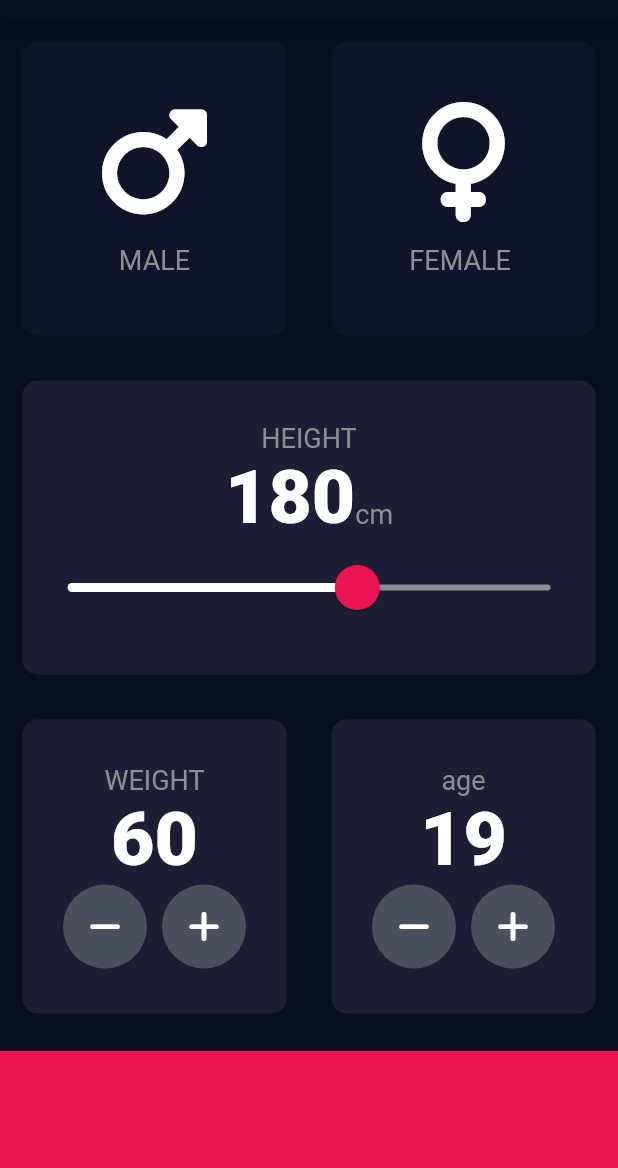
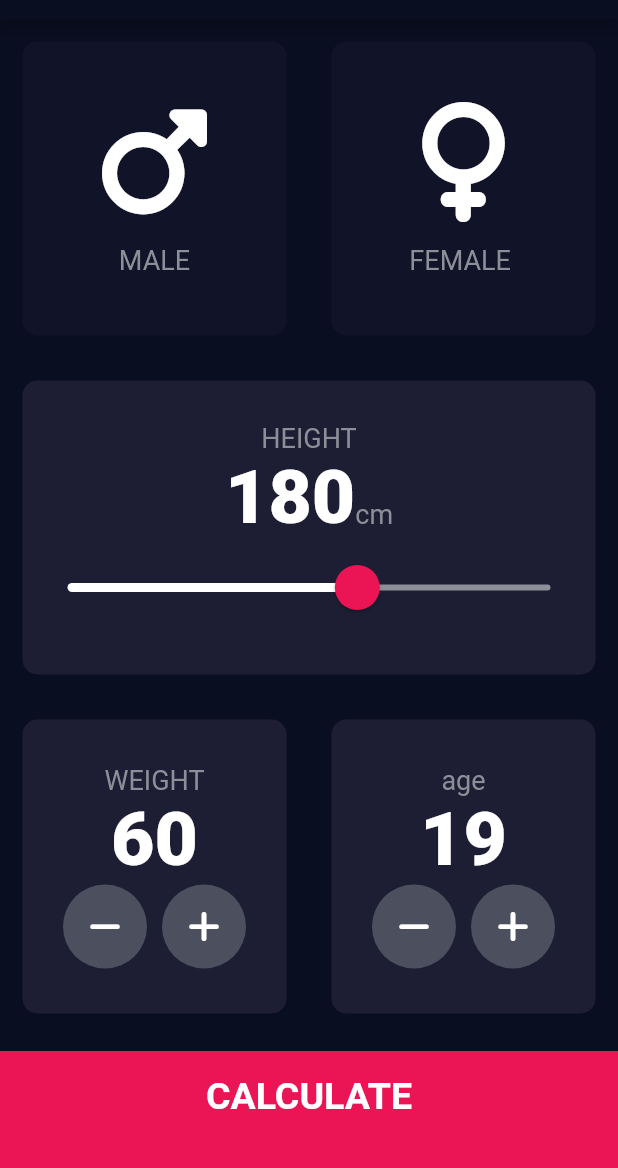
Before and after one commit to HyojunK/bmi_calculator_flutter, a Flutter app: the screen it shows after launch, on a phone screen of 412 x 824 dp, the part 65-1233 px from its top. Run offline on Flutter 3.47's test engine with Material 2 defaults, Android fonts, the phone set to English and light mode, and no system bars; our stand-ins replace font_awesome_flutter.

```diff
--- /dev/null
+++ b/lib/components/bottom_button.dart
@@ -0,0 +1,33 @@
+import 'package:flutter/material.dart';
+import 'package:bmi_calculator_flutter/constants.dart';
+
+class BottomButton extends StatelessWidget {
+  final void Function() onTap;
+  final String buttonTitle;
+
+  const BottomButton({
+    super.key,
+    required this.onTap,
+    required this.buttonTitle,
+  });
+
+  @override
+  Widget build(BuildContext context) {
+    return GestureDetector(
+      onTap: onTap,
+      child: Container(
+        color: kBottomContainerColor,
+        margin: const EdgeInsets.only(top: 10.0),
+        padding: const EdgeInsets.only(bottom: 20.0),
+        width: double.infinity,
+        height: kBottomContainerHeight,
+        child: Center(
+          child: Text(
+            buttonTitle,
+            style: kLargeButtonTextStyle,
+          ),
+        ),
+      ),
+    );
+  }
+}
--- a/lib/icon_content.dart
+++ b/lib/components/icon_content.dart
@@ -1,5 +1,5 @@
 import 'package:flutter/material.dart';
-import 'constants.dart';
+import 'package:bmi_calculator_flutter/constants.dart';
 
 class IconContent extends StatelessWidget {
   final IconData icon;
--- /dev/null
+++ b/lib/components/round_icon_button.dart
@@ -0,0 +1,23 @@
+import 'package:flutter/material.dart';
+
+class RoundIconButton extends StatelessWidget {
+  final IconData icon;
+  final void Function() onPress;
+
+  const RoundIconButton({super.key, required this.icon, required this.onPress});
+
+  @override
+  Widget build(BuildContext context) {
+    return RawMaterialButton(
+      elevation: 0.0,
+      constraints: const BoxConstraints.tightFor(
+        width: 56.0,
+        height: 56.0,
+      ),
+      shape: const CircleBorder(),
+      fillColor: const Color(0xFF4C4F5E),
+      onPressed: onPress,
+      child: Icon(icon),
+    );
+  }
+}
--- a/lib/main.dart
+++ b/lib/main.dart
@@ -1,5 +1,5 @@
 import 'package:flutter/material.dart';
-import 'input_page.dart';
+import 'package:bmi_calculator_flutter/screens/input_page.dart';
 
 void main() => runApp(const BMICalculator());
 
--- a/lib/input_page.dart
+++ b/lib/screens/input_page.dart
@@ -1,8 +1,11 @@
+import 'package:bmi_calculator_flutter/screens/results_page.dart';
 import 'package:flutter/material.dart';
 import 'package:font_awesome_flutter/font_awesome_flutter.dart';
-import 'icon_content.dart';
-import 'reusable_card.dart';
-import 'constants.dart';
+import 'package:bmi_calculator_flutter/components/icon_content.dart';
+import 'package:bmi_calculator_flutter/components/reusable_card.dart';
+import 'package:bmi_calculator_flutter/constants.dart';
+import 'package:bmi_calculator_flutter/components/bottom_button.dart';
+import 'package:bmi_calculator_flutter/components/round_icon_button.dart';
 
 enum Gender {
   male,
@@ -213,36 +216,19 @@ class InputPageState extends State<InputPage> {
               ],
             ),
           ),
-          Container(
-            color: kBottomContainerColor,
-            margin: const EdgeInsets.only(top: 10.0),
-            width: double.infinity,
-            height: kBottomContainerHeight,
+          BottomButton(
+            buttonTitle: 'CALCULATE',
+            onTap: () {
+              Navigator.push(
+                context,
+                MaterialPageRoute(
+                  builder: (context) => const ResultsPage(),
+                ),
+              );
+            },
           )
         ],
       ),
     );
   }
 }
-
-class RoundIconButton extends StatelessWidget {
-  final IconData icon;
-  final void Function() onPress;
-
-  const RoundIconButton({super.key, required this.icon, required this.onPress});
-
-  @override
-  Widget build(BuildContext context) {
-    return RawMaterialButton(
-      elevation: 0.0,
-      constraints: const BoxConstraints.tightFor(
-        width: 56.0,
-        height: 56.0,
-      ),
-      shape: const CircleBorder(),
-      fillColor: const Color(0xFF4C4F5E),
-      onPressed: onPress,
-      child: Icon(icon),
-    );
-  }
-}
```
Also changed, not shown: lib/constants.dart (+25 -0 lines), lib/screens/results_page.dart (added, +65 -0 lines), lib/components/reusable_card.dart (renamed from lib/reusable_card.dart).
